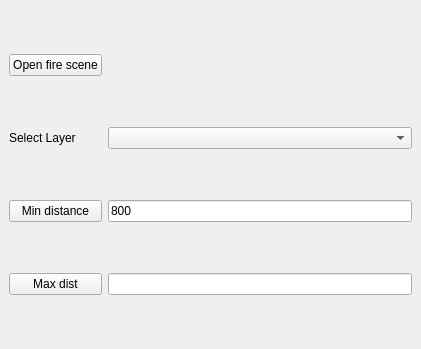
Above: LocatorTool/LocatingTool/locating_tool_dockwidget_base.ui from qq2012/GEO1005 before the change. Below: the same form after it.
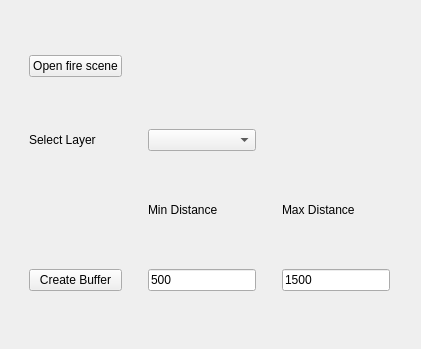
That is the form after the change.

Commit message: combined bufferbutton

```diff
--- a/LocatorTool/LocatingTool/locating_tool_dockwidget_base.ui
+++ b/LocatorTool/LocatingTool/locating_tool_dockwidget_base.ui
@@ -28,20 +28,6 @@
       </property>
      </widget>
     </item>
-    <item row="2" column="0">
-     <widget class="QPushButton" name="minDistButton">
-      <property name="text">
-       <string>Min distance</string>
-      </property>
-     </widget>
-    </item>
-    <item row="3" column="0">
-     <widget class="QPushButton" name="maxDistButton">
-      <property name="text">
-       <string>Max dist</string>
-      </property>
-     </widget>
-    </item>
     <item row="0" column="0">
      <widget class="QPushButton" name="openFireButton">
       <property name="sizePolicy">
@@ -55,13 +41,62 @@
       </property>
      </widget>
     </item>
-    <item row="3" column="1">
-     <widget class="QLineEdit" name="maxDistLineEdit"/>
-    </item>
-    <item row="2" column="1">
+    <item row="5" column="1">
      <widget class="QLineEdit" name="minDistLineEdit">
+      <property name="sizePolicy">
+       <sizepolicy hsizetype="Fixed" vsizetype="Fixed">
+        <horstretch>0</horstretch>
+        <verstretch>0</verstretch>
+       </sizepolicy>
+      </property>
       <property name="text">
-       <string>800</string>
+       <string>500</string>
+      </property>
+     </widget>
+    </item>
+    <item row="4" column="2">
+     <widget class="QLabel" name="label_2">
+      <property name="sizePolicy">
+       <sizepolicy hsizetype="Preferred" vsizetype="Fixed">
+        <horstretch>0</horstretch>
+        <verstretch>0</verstretch>
+       </sizepolicy>
+      </property>
+      <property name="text">
+       <string>Max Distance</string>
+      </property>
+     </widget>
+    </item>
+    <item row="5" column="2">
+     <widget class="QLineEdit" name="maxDistLineEdit">
+      <property name="sizePolicy">
+       <sizepolicy hsizetype="Fixed" vsizetype="Fixed">
+        <horstretch>0</horstretch>
+        <verstretch>0</verstretch>
+       </sizepolicy>
+      </property>
+      <property name="text">
+       <string>1500</string>
+      </property>
+     </widget>
+    </item>
+    <item row="4" column="1">
+     <widget class="QLabel" name="label">
+      <property name="sizePolicy">
+       <sizepolicy hsizetype="Preferred" vsizetype="Fixed">
+        <horstretch>0</horstretch>
+        <verstretch>0</verstretch>
+       </sizepolicy>
+      </property>
+      <property name="text">
+       <string>Min Distance</string>
+      </property>
+     </widget>
+    </item>
+    <item row="5" column="0">
+     <widget class="QPushButton" name="minMaxBufferButton">
+      <property name="text">
+       <string>Create Buffer</string>
       </property>
      </widget>
     </item>
```
The commit also changes 1 other file.
